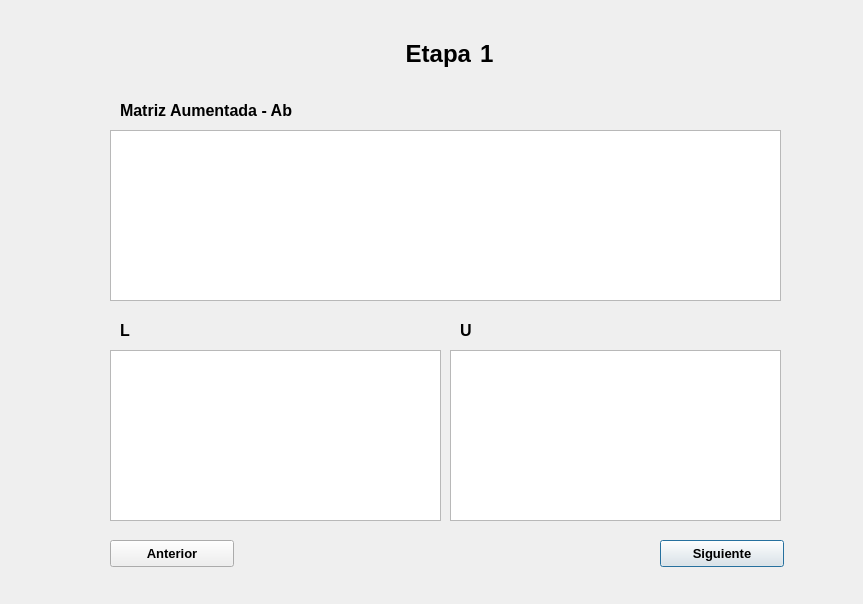
Qt form UI/ketapasFactorizacion.ui (dhoyoso/AnalisisNumerico) before a commit.
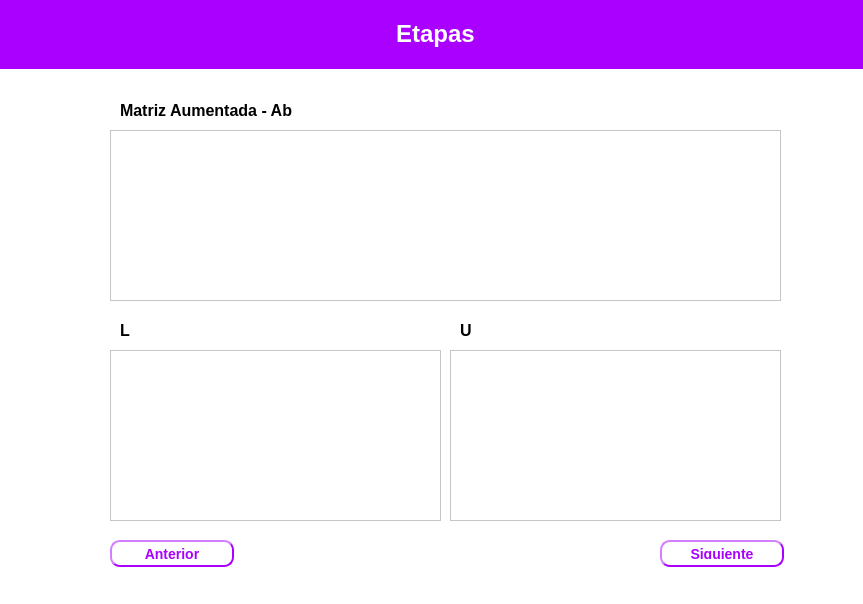
The same form after that commit.

The edit to the form file:
```diff
--- a/UI/ketapasFactorizacion.ui
+++ b/UI/ketapasFactorizacion.ui
@@ -13,6 +13,9 @@
   <property name="windowTitle">
    <string>Dialog</string>
   </property>
+  <property name="styleSheet">
+   <string notr="true">background-color: rgb(255, 255, 255);</string>
+  </property>
   <widget class="QTableWidget" name="tableWidget_2">
    <property name="geometry">
     <rect>
@@ -69,19 +72,6 @@
     </rect>
    </property>
   </widget>
-  <widget class="QLabel" name="label">
-   <property name="geometry">
-    <rect>
-     <x>10</x>
-     <y>40</y>
-     <width>461</width>
-     <height>29</height>
-    </rect>
-   </property>
-   <property name="text">
-    <string>&lt;html&gt;&lt;head/&gt;&lt;body&gt;&lt;p align=&quot;right&quot;&gt;&lt;span style=&quot; font-size:18pt; font-weight:600;&quot;&gt;Etapa&lt;/span&gt;&lt;/p&gt;&lt;/body&gt;&lt;/html&gt;</string>
-   </property>
-  </widget>
   <widget class="QLabel" name="label_4">
    <property name="geometry">
     <rect>
@@ -106,11 +96,21 @@
    </property>
    <property name="font">
     <font>
-     <pointsize>10</pointsize>
+     <pointsize>-1</pointsize>
      <weight>75</weight>
+     <italic>false</italic>
      <bold>true</bold>
     </font>
    </property>
+   <property name="styleSheet">
+    <string notr="true">color: rgb(170, 0, 255);
+	border-width: 2px;
+    border-style: outset;
+    border-radius: 10px;
+    border-color:rgb(170, 0, 255);
+    font: bold 14px;
+    padding: 6px;</string>
+   </property>
    <property name="text">
     <string>Siguiente</string>
    </property>
@@ -126,11 +126,21 @@
    </property>
    <property name="font">
     <font>
-     <pointsize>10</pointsize>
+     <pointsize>-1</pointsize>
      <weight>75</weight>
+     <italic>false</italic>
      <bold>true</bold>
     </font>
    </property>
+   <property name="styleSheet">
+    <string notr="true">color: rgb(170, 0, 255);
+	border-width: 2px;
+    border-style: outset;
+    border-radius: 10px;
+    border-color:rgb(170, 0, 255);
+    font: bold 14px;
+    padding: 6px;</string>
+   </property>
    <property name="text">
     <string>Anterior</string>
    </property>
@@ -138,14 +148,17 @@
   <widget class="QLabel" name="etapa">
    <property name="geometry">
     <rect>
-     <x>480</x>
-     <y>40</y>
-     <width>81</width>
-     <height>29</height>
+     <x>0</x>
+     <y>0</y>
+     <width>871</width>
+     <height>69</height>
     </rect>
    </property>
+   <property name="styleSheet">
+    <string notr="true">background-color: rgb(170, 0, 255);</string>
+   </property>
    <property name="text">
-    <string>&lt;html&gt;&lt;head/&gt;&lt;body&gt;&lt;p&gt;&lt;span style=&quot; font-size:18pt; font-weight:600;&quot;&gt;1&lt;/span&gt;&lt;/p&gt;&lt;/body&gt;&lt;/html&gt;</string>
+    <string>&lt;html&gt;&lt;head/&gt;&lt;body&gt;&lt;p align=&quot;center&quot;&gt;&lt;span style=&quot; font-size:18pt; font-weight:600; color:#ffffff;&quot;&gt;Etapas&lt;/span&gt;&lt;/p&gt;&lt;/body&gt;&lt;/html&gt;</string>
    </property>
   </widget>
  </widget>
```
Left out of the diff: 2 changed lines with no effect on the pictures.
